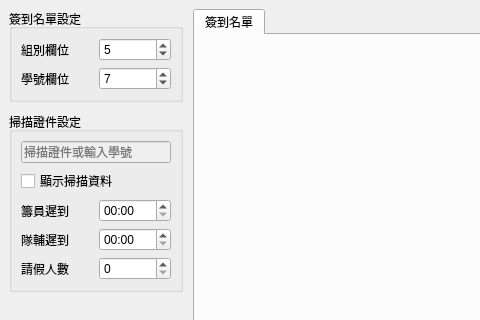
The window that src/main/resources/base/window.ui (redbug312/ntuoc13-punch-clock) describes before a commit, drawn with Qt 5; both pictures show x 0 to 480 and y 0 to 320 of the 800 by 600 pixel window.
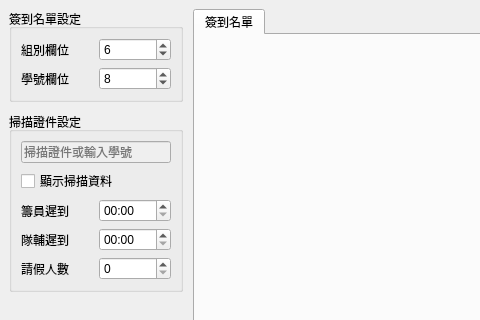
The same window after the commit. Icons and pictures are not drawn. Custom widgets are drawn as their Qt base class.

Commit message: Add prepending field showing input methods

Patch:
```diff
--- a/src/main/resources/base/window.ui
+++ b/src/main/resources/base/window.ui
@@ -46,7 +46,7 @@
               <number>1</number>
              </property>
              <property name="value">
-              <number>5</number>
+              <number>6</number>
              </property>
             </widget>
            </item>
@@ -76,7 +76,7 @@
               <number>1</number>
              </property>
              <property name="value">
-              <number>7</number>
+              <number>8</number>
              </property>
             </widget>
            </item>
```
The commit also changes 1 other file.
